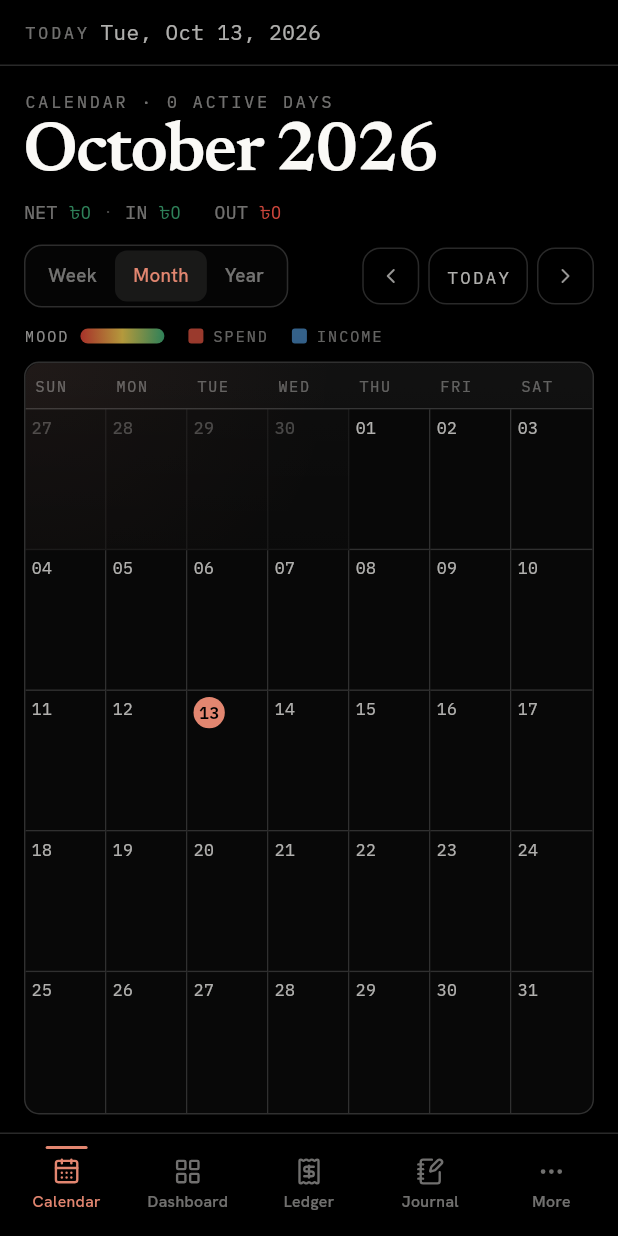
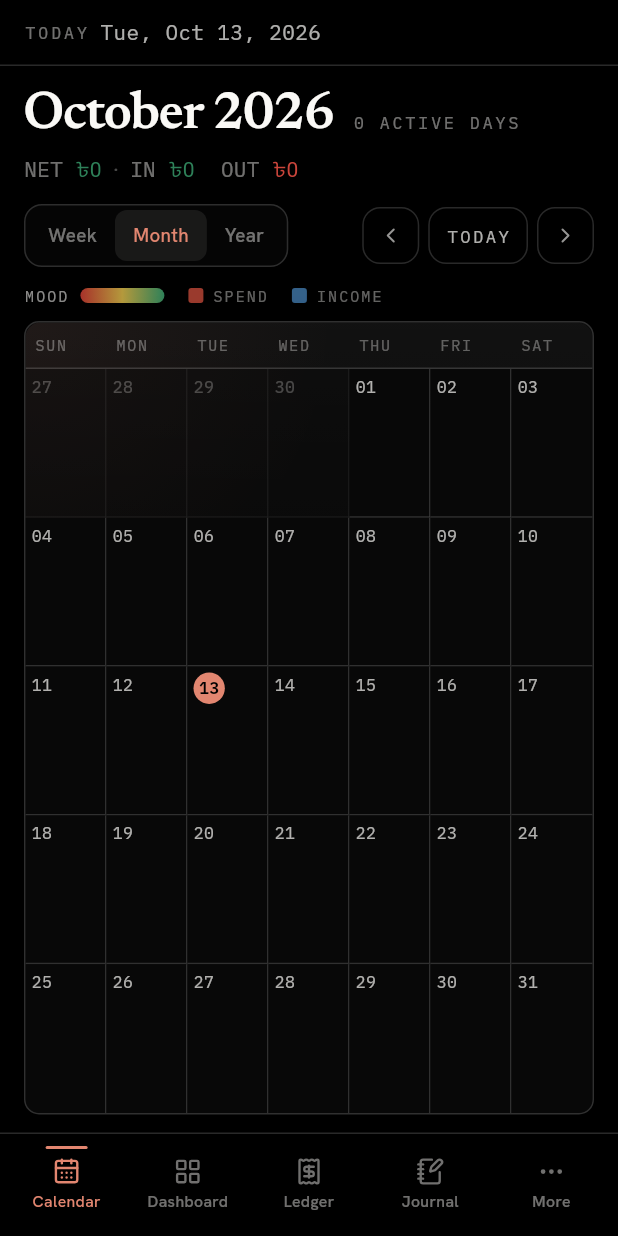
Before and after one commit to HAVIC-47/catalyst-app, a Flutter app: the AppShell screen opened directly, on a phone screen of 412 x 824 dp. Run offline on Flutter 3.47's test engine with Material 3 defaults, Android fonts, the phone set to English and light mode, and no system bars; our stand-ins replace flutter_secure_storage, lucide_icons_flutter, shared_preferences, supabase_flutter; accounts and stored records are empty; network calls fail; project files that could hold a hidden picture were left out.

Commit message:
Calendar header: active-days count beside the month, smaller title
- "10 active days" sits on the month title's baseline (no "Calendar ·"
  prefix; "1 active day" for one); it wraps below flush left only when
  the phone is too narrow for both.
- Month/year title smaller (26-36px by screen height and width, was
  32-48px); NET / IN / OUT figures 12px -> 14px, each label kept with
  its amount when the line wraps.
- Day-cell amounts shrink to fit instead of wrapping to just the sign
  ("−" instead of "−৳13.3K" on 360dp phones).
- Narrow phones (or a large display-size setting) get a tighter nav and
  slightly smaller range tabs, so "next" is never pushed off screen.

Co-Authored-By: Claude Opus 5.5 <noreply@anthropic.com>

```diff
--- a/lib/screens/calendar_screen.dart
+++ b/lib/screens/calendar_screen.dart
@@ -128,32 +128,57 @@ class _CalendarScreenState extends State<CalendarScreen> {
       maxFlow = math.max(maxFlow, v.income + v.expense);
     });
     final net = income - expense;
-    final screenH = MediaQuery.of(context).size.height;
-    final titleSize = (screenH * 0.056).clamp(32.0, 48.0);
+    final screen = MediaQuery.of(context).size;
+    // Scales with screen height (and width) so short phones keep room for the grid
+    // and the active-days count still fits beside the title.
+    final titleSize = math.min(screen.height * 0.044, screen.width * 0.084).clamp(26.0, 36.0);
 
     final header = Column(
       crossAxisAlignment: CrossAxisAlignment.stretch,
       children: [
-        Label(app.loading ? 'Calendar · loading…' : 'Calendar · $count active days'),
-        const SizedBox(height: 4),
-        Text(label, maxLines: 1, overflow: TextOverflow.ellipsis, style: displayStyle(p, titleSize).copyWith(height: 1.0)),
+        // Title with the active-days count on its baseline; the count wraps below
+        // only when the screen is too narrow for both.
+        Text.rich(
+          TextSpan(children: [
+            TextSpan(text: label, style: displayStyle(p, titleSize).copyWith(height: 1.0)),
+            // ~12px en space: a wrapped count then starts flush left, not indented.
+            TextSpan(text: '\u2002', style: displayStyle(p, titleSize * 0.75).copyWith(height: 1.0)),
+            WidgetSpan(
+              alignment: PlaceholderAlignment.baseline,
+              baseline: TextBaseline.alphabetic,
+              child: Label(app.loading ? 'loading…' : '$count active ${count == 1 ? 'day' : 'days'}'),
+            ),
+          ]),
+        ),
         const SizedBox(height: 8),
         Text.rich(
           TextSpan(children: [
-            const TextSpan(text: 'NET '),
+            const TextSpan(text: 'NET\u00A0'),
             TextSpan(text: formatCurrency(net, sign: true), style: TextStyle(color: net >= 0 ? p.income : p.expense)),
-            TextSpan(text: '   ·   ', style: TextStyle(color: p.muted(0.3))),
-            const TextSpan(text: 'IN '),
+            TextSpan(text: '  ·  ', style: TextStyle(color: p.muted(0.3))),
+            const TextSpan(text: 'IN\u00A0'),
             TextSpan(text: compactCurrency(income), style: TextStyle(color: p.income)),
-            const TextSpan(text: '   OUT '),
+            const TextSpan(text: '  OUT\u00A0'),
             TextSpan(text: compactCurrency(expense), style: TextStyle(color: p.expense)),
           ]),
-          style: monoStyle(p, 12, color: p.muted(0.45)),
+          style: monoStyle(p, 14, color: p.muted(0.45)),
         ),
         const SizedBox(height: 12),
-        Row(
+        // Range tabs left, prev / today / next right. Narrow phones (or a large
+        // display-size setting) get a tighter nav, and the tabs shrink a little
+        // rather than push "next" off the screen.
+        LayoutBuilder(builder: (context, box) {
+          final tight = box.maxWidth < 340;
+          final btn = tight ? 34.0 : 38.0;
+          final gap = SizedBox(width: tight ? 4 : 6);
+          return Row(
+            mainAxisAlignment: MainAxisAlignment.spaceBetween,
             children: [
-            SegTabs<CalRange>(
+              Flexible(
+                child: FittedBox(
+                  fit: BoxFit.scaleDown,
+                  alignment: Alignment.centerLeft,
+                  child: SegTabs<CalRange>(
                     options: CalRange.values,
                     value: _range,
                     label: (r) => '${r.name[0].toUpperCase()}${r.name.substring(1)}',
@@ -162,19 +187,24 @@ class _CalendarScreenState extends State<CalendarScreen> {
                       _cursor = DateTime.now();
                     }),
                   ),
-            const Spacer(),
-            HairlineIconButton(icon: LucideIcons.chevronLeft, size: 38, tooltip: 'Previous', onPressed: () => _step(-1)),
-            const SizedBox(width: 6),
+                ),
+              ),
+              const SizedBox(width: 8),
+              Row(mainAxisSize: MainAxisSize.min, children: [
+                HairlineIconButton(icon: LucideIcons.chevronLeft, size: btn, tooltip: 'Previous', onPressed: () => _step(-1)),
+                gap,
                 HairlineButton(
-              height: 38,
-              padding: const EdgeInsets.symmetric(horizontal: 12),
+                  height: btn,
+                  padding: EdgeInsets.symmetric(horizontal: tight ? 8 : 12),
                   onPressed: () => setState(() => _cursor = DateTime.now()),
                   child: Text('TODAY', style: monoStyle(p, 11.5, color: p.muted(0.7), letterSpacing: 1.6)),
                 ),
-            const SizedBox(width: 6),
-            HairlineIconButton(icon: LucideIcons.chevronRight, size: 38, tooltip: 'Next', onPressed: () => _step(1)),
+                gap,
+                HairlineIconButton(icon: LucideIcons.chevronRight, size: btn, tooltip: 'Next', onPressed: () => _step(1)),
+              ]),
             ],
-        ),
+          );
+        }),
         const SizedBox(height: 12),
         _Legend(palette: p),
         const SizedBox(height: 10),
@@ -415,15 +445,13 @@ class _MonthCell extends StatelessWidget {
                         // Roomy cells: separate out / in lines; short ones: one net line.
                         if (hasFlow && room >= 48) ...[
                           if (d.expense > 0)
-                            Text('−${compactCurrency(d.expense)}', maxLines: 1, overflow: TextOverflow.clip, style: amountStyle.copyWith(color: p.expense)),
+                            _Amount('−${compactCurrency(d.expense)}', amountStyle.copyWith(color: p.expense)),
                           if (d.income > 0)
-                            Text('+${compactCurrency(d.income)}', maxLines: 1, overflow: TextOverflow.clip, style: amountStyle.copyWith(color: p.income)),
+                            _Amount('+${compactCurrency(d.income)}', amountStyle.copyWith(color: p.income)),
                         ] else if (hasFlow && room >= 30)
-                          Text(
+                          _Amount(
                             '${d.net >= 0 ? '+' : ''}${compactCurrency(d.net)}',
-                            maxLines: 1,
-                            overflow: TextOverflow.clip,
-                            style: amountStyle.copyWith(color: d.net >= 0 ? p.income : p.expense),
+                            amountStyle.copyWith(color: d.net >= 0 ? p.income : p.expense),
                           ),
                       ],
                     ),
@@ -436,6 +464,22 @@ class _MonthCell extends StatelessWidget {
       ),
     );
   }
+}
+
+/// One line in a day cell. Never wraps (a wrapped "−৳13.3K" would show only the
+/// sign); shrinks to fit a narrow cell instead.
+class _Amount extends StatelessWidget {
+  const _Amount(this.text, this.style);
+
+  final String text;
+  final TextStyle style;
+
+  @override
+  Widget build(BuildContext context) => FittedBox(
+        fit: BoxFit.scaleDown,
+        alignment: Alignment.centerLeft,
+        child: Text(text, maxLines: 1, softWrap: false, style: style),
+      );
 }
 
 class _WeekView extends StatelessWidget {
@@ -480,11 +524,11 @@ class _WeekView extends StatelessWidget {
                                 if (c?.mood != null) MoodFace(c!.mood!, size: 20),
                                 const Spacer(),
                                 if ((c?.expense ?? 0) > 0)
-                                  Text('−${compactCurrency(c!.expense)}', maxLines: 1, overflow: TextOverflow.clip, style: style.copyWith(color: p.expense)),
+                                  _Amount('−${compactCurrency(c!.expense)}', style.copyWith(color: p.expense)),
                                 if ((c?.income ?? 0) > 0)
-                                  Text('+${compactCurrency(c!.income)}', maxLines: 1, overflow: TextOverflow.clip, style: style.copyWith(color: p.income)),
+                                  _Amount('+${compactCurrency(c!.income)}', style.copyWith(color: p.income)),
                                 if (c?.mood != null)
-                                  Text(moodPreset(c!.mood!).label, maxLines: 1, overflow: TextOverflow.clip, style: style.copyWith(color: p.muted(0.45))),
+                                  _Amount(moodPreset(c!.mood!).label, style.copyWith(color: p.muted(0.45))),
                               ],
                             );
                           }),
```
Lines whose indentation alone changed are shown as unchanged.
